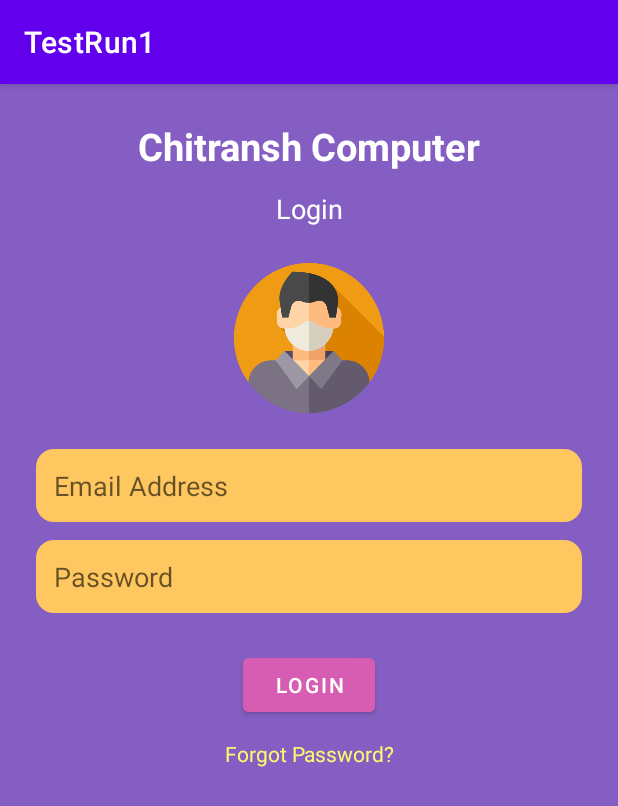
After one commit to u-barnwal/AndroidLessons, an Android app: the LoginActivity screen opened directly, with no data from a screen before it, on a phone screen of 412 x 824 dp. The commit adds this screen. Shown: the top 806 px of the screen. Run offline under Robolectric (Android 15) with nearby library versions, the phone set to English and light mode, and no system bars.

Commit message:
add LoginActivity

```diff
--- a/app/src/main/AndroidManifest.xml
+++ b/app/src/main/AndroidManifest.xml
@@ -9,6 +9,7 @@
     android:roundIcon="@mipmap/ic_launcher_round"
     android:supportsRtl="true"
     android:theme="@style/Theme.TestRun1">
+    <activity android:name=".LoginActivity"></activity>
     <activity android:name=".MainActivity">
       <intent-filter>
         <action android:name="android.intent.action.MAIN" />
--- /dev/null
+++ b/app/src/main/java/com/chitransh/testrun1/LoginActivity.java
@@ -0,0 +1,43 @@
+package com.chitransh.testrun1;
+
+import androidx.appcompat.app.AppCompatActivity;
+
+import android.os.Bundle;
+import android.util.Log;
+import android.view.View;
+import android.widget.Button;
+import android.widget.EditText;
+import android.widget.TextView;
+
+public class LoginActivity extends AppCompatActivity {
+
+  private final String registeredEmail = "demo@test.com";
+  private final String registeredPassword = "123";
+
+  @Override
+  protected void onCreate(Bundle savedInstanceState) {
+    super.onCreate(savedInstanceState);
+    setContentView(R.layout.activity_login);
+
+    EditText etEmail = findViewById(R.id.etEmail);
+    EditText etPassword = findViewById(R.id.etPassword);
+
+    Button bLogin = findViewById(R.id.bLogin);
+
+    TextView tvForgotPassword = findViewById(R.id.tvForgotPassword);
+
+    bLogin.setOnClickListener(new View.OnClickListener() {
+      @Override
+      public void onClick(View v) {
+        if (
+          etEmail.getText().toString().equals(registeredEmail) &&
+            etPassword.getText().toString().equals(registeredPassword)
+        ) {
+          Log.e("----", "Login Successful!");
+        } else {
+          Log.e("----", "Email or Password incorrect!");
+        }
+      }
+    });
+  }
+}
--- /dev/null
+++ b/app/src/main/res/layout/activity_login.xml
@@ -0,0 +1,80 @@
+<?xml version="1.0" encoding="utf-8"?>
+<ScrollView xmlns:android="http://schemas.android.com/apk/res/android"
+  xmlns:tools="http://schemas.android.com/tools"
+  android:layout_width="match_parent"
+  android:layout_height="match_parent"
+  android:background="@color/background"
+  tools:context=".LoginActivity">
+
+  <LinearLayout
+    android:layout_width="match_parent"
+    android:layout_height="match_parent"
+    android:orientation="vertical"
+    android:padding="24dp">
+
+    <TextView
+      android:layout_width="match_parent"
+      android:layout_height="wrap_content"
+      android:gravity="center"
+      android:text="@string/company"
+      android:textColor="@color/white"
+      android:textSize="25sp"
+      android:textStyle="bold" />
+
+    <TextView
+      android:layout_width="match_parent"
+      android:layout_height="wrap_content"
+      android:layout_marginTop="12dp"
+      android:gravity="center"
+      android:text="Login"
+      android:textColor="@color/white"
+      android:textSize="18sp" />
+
+    <ImageView
+      android:layout_width="100dp"
+      android:layout_height="100dp"
+      android:layout_gravity="center"
+      android:layout_marginTop="24sp"
+      android:src="@drawable/default_user" />
+
+    <EditText
+      android:id="@+id/etEmail"
+      android:layout_width="match_parent"
+      android:layout_height="wrap_content"
+      android:layout_marginTop="24sp"
+      android:background="@drawable/bg_input"
+      android:hint="Email Address"
+      android:inputType="textEmailAddress"
+      android:padding="12dp" />
+
+    <EditText
+      android:id="@+id/etPassword"
+      android:layout_width="match_parent"
+      android:layout_height="wrap_content"
+      android:layout_marginTop="12sp"
+      android:background="@drawable/bg_input"
+      android:hint="Password"
+      android:inputType="textPassword"
+      android:padding="12dp" />
+
+    <Button
+      android:id="@+id/bLogin"
+      android:layout_width="wrap_content"
+      android:layout_height="wrap_content"
+      android:layout_gravity="center"
+      android:layout_marginTop="24dp"
+      android:backgroundTint="#D65DB1"
+      android:text="Login" />
+
+    <TextView
+      android:id="@+id/tvForgotPassword"
+      android:layout_width="match_parent"
+      android:layout_height="wrap_content"
+      android:layout_marginTop="12dp"
+      android:gravity="center"
+      android:text="Forgot Password?"
+      android:textColor="@color/link" />
+
+  </LinearLayout>
+
+</ScrollView>
```
Also changed, not shown: app/src/main/java/com/chitransh/testrun1/MainActivity.java (+4 -25 lines), app/src/main/res/layout/activity_main.xml (+3 -59 lines).
